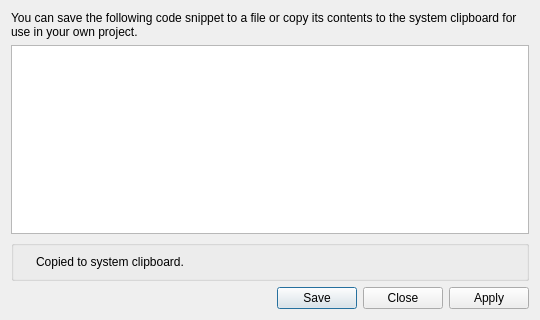
Before: the Qt Designer form src/codesnippetdialog.ui in irydacea/wespal, drawn with Qt 5.
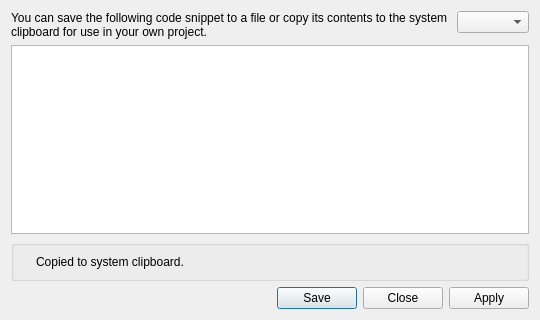
After: the same form once the commit is applied.

Commit message:
codesnippetdialog: Implement display of multiple snippets
The different snippets can be selected via a combobox that gets
displayed in the top right corner if more than one snippet has been
configured.

The edit to the form file:
```diff
--- a/src/codesnippetdialog.ui
+++ b/src/codesnippetdialog.ui
@@ -21,7 +21,15 @@
   </property>
   <layout class="QVBoxLayout" name="verticalLayout">
    <item>
-    <widget class="QLabel" name="label">
+    <layout class="QHBoxLayout" name="topLayout">
+     <item>
+      <widget class="QLabel" name="messageLabel">
+       <property name="sizePolicy">
+        <sizepolicy hsizetype="Expanding" vsizetype="Preferred">
+         <horstretch>0</horstretch>
+         <verstretch>0</verstretch>
+        </sizepolicy>
+       </property>
      <property name="text">
       <string>You can save the following code snippet to a file or copy its contents to the system clipboard for use in your own project.</string>
      </property>
@@ -30,6 +38,11 @@
      </property>
     </widget>
    </item>
+     <item alignment="Qt::AlignTop">
+      <widget class="QComboBox" name="codeSelector"/>
+     </item>
+    </layout>
+   </item>
    <item>
     <widget class="QPlainTextEdit" name="teContents">
      <property name="readOnly">
```
Left out of the diff: 4 changed lines with no effect on the pictures. Lines whose indentation alone changed are shown as unchanged. The commit also changes 2 other files.
